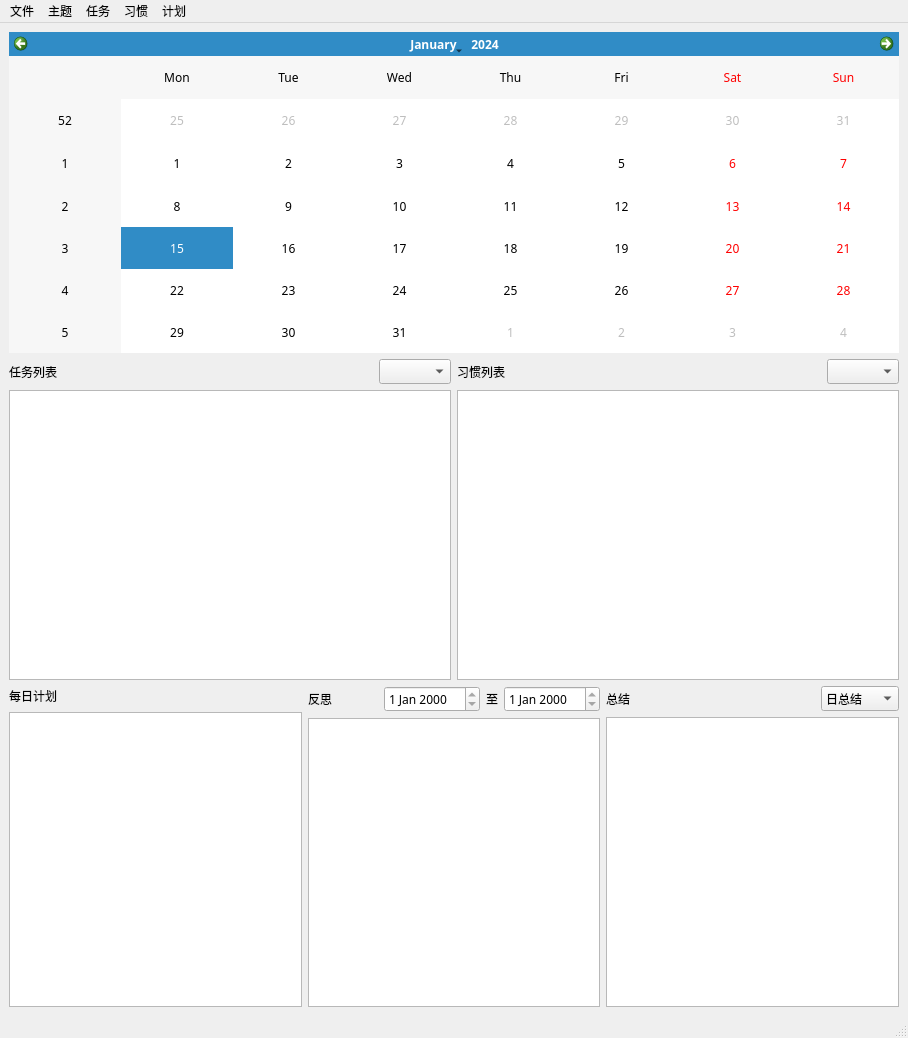
This is mainwindow.ui in ZhaoYouBo/plan-and-track as Qt 5 draws it before an edit. The edited form follows.
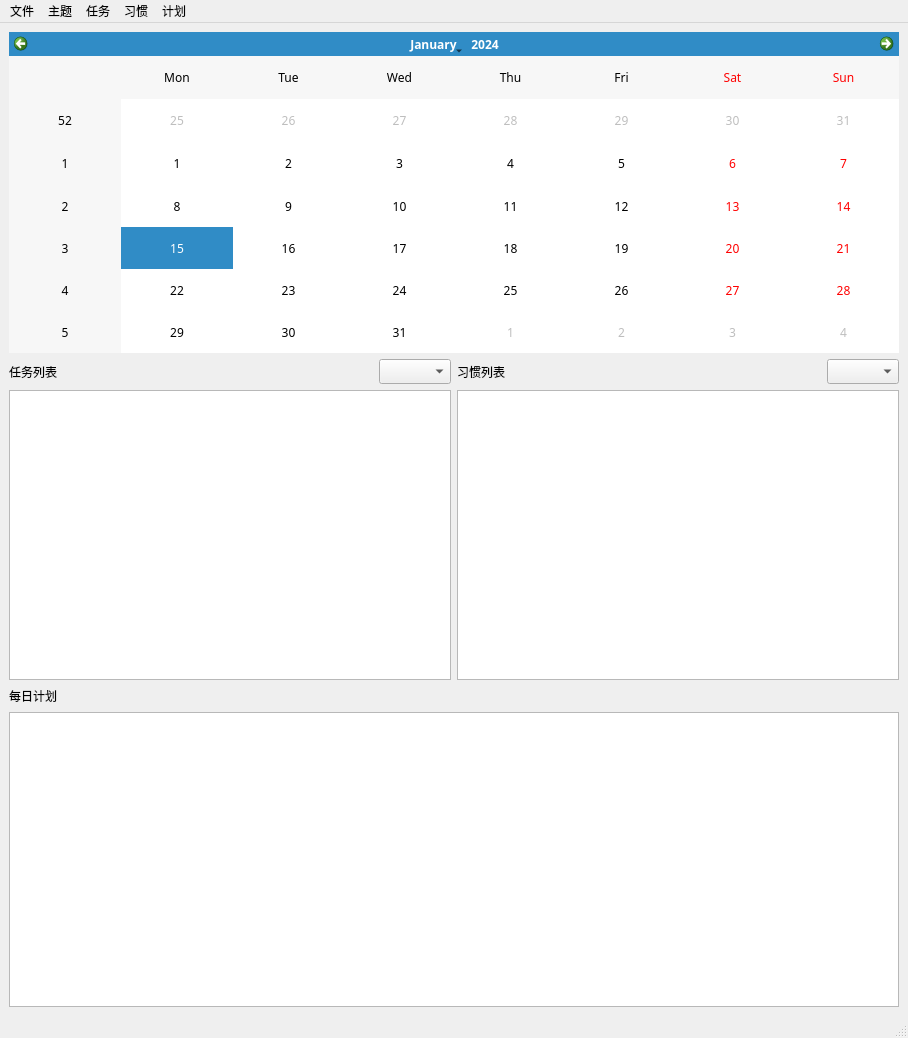
This is the edited form.

```diff
--- a/mainwindow.ui
+++ b/mainwindow.ui
@@ -20,179 +20,14 @@
   </property>
   <widget class="QWidget" name="centralwidget">
    <layout class="QGridLayout" name="gridLayout">
-    <item row="2" column="0">
-     <layout class="QVBoxLayout" name="verticalLayout_3">
+    <item row="0" column="0" colspan="2">
+     <layout class="QHBoxLayout" name="horizontalLayout">
       <item>
-       <layout class="QHBoxLayout" name="horizontalLayout_5">
-        <item>
-         <widget class="QLabel" name="label_2">
-          <property name="text">
-           <string>每日计划</string>
-          </property>
-         </widget>
-        </item>
-        <item>
-         <spacer name="horizontalSpacer_6">
-          <property name="orientation">
-           <enum>Qt::Orientation::Horizontal</enum>
-          </property>
-          <property name="sizeHint" stdset="0">
-           <size>
-            <width>40</width>
-            <height>20</height>
-           </size>
-          </property>
-         </spacer>
-        </item>
-       </layout>
-      </item>
-      <item>
-       <widget class="QTableView" name="tableView_plan"/>
-      </item>
-     </layout>
-    </item>
-    <item row="2" column="1">
-     <layout class="QVBoxLayout" name="verticalLayout_2">
-      <item>
-       <layout class="QHBoxLayout" name="horizontalLayout_6">
-        <item>
-         <widget class="QLabel" name="label_5">
-          <property name="text">
-           <string>反思</string>
-          </property>
-         </widget>
-        </item>
-        <item>
-         <spacer name="horizontalSpacer_7">
-          <property name="orientation">
-           <enum>Qt::Orientation::Horizontal</enum>
-          </property>
-          <property name="sizeHint" stdset="0">
-           <size>
-            <width>40</width>
-            <height>20</height>
-           </size>
-          </property>
-         </spacer>
-        </item>
-        <item>
-         <widget class="QDateEdit" name="dateEdit_period_start">
-          <property name="sizePolicy">
-           <sizepolicy hsizetype="Minimum" vsizetype="Minimum">
-            <horstretch>0</horstretch>
-            <verstretch>0</verstretch>
-           </sizepolicy>
-          </property>
-          <property name="minimumSize">
-           <size>
-            <width>0</width>
-            <height>0</height>
-           </size>
-          </property>
-          <property name="readOnly">
-           <bool>true</bool>
-          </property>
-         </widget>
-        </item>
-        <item>
-         <widget class="QLabel" name="label">
-          <property name="text">
-           <string>至</string>
-          </property>
-          <property name="alignment">
-           <set>Qt::AlignmentFlag::AlignCenter</set>
-          </property>
-         </widget>
-        </item>
-        <item>
-         <widget class="QDateEdit" name="dateEdit_period_end">
-          <property name="sizePolicy">
-           <sizepolicy hsizetype="Minimum" vsizetype="Minimum">
-            <horstretch>0</horstretch>
-            <verstretch>0</verstretch>
-           </sizepolicy>
-          </property>
-          <property name="minimumSize">
-           <size>
-            <width>0</width>
-            <height>0</height>
-           </size>
-          </property>
-          <property name="readOnly">
-           <bool>true</bool>
-          </property>
-         </widget>
-        </item>
-       </layout>
-      </item>
-      <item>
-       <widget class="QTextEdit" name="textEdit_reflection"/>
-      </item>
-     </layout>
-    </item>
-    <item row="2" column="2">
-     <layout class="QVBoxLayout" name="verticalLayout">
-      <item>
-       <layout class="QHBoxLayout" name="horizontalLayout_4">
-        <item>
-         <widget class="QLabel" name="label_4">
-          <property name="text">
-           <string>总结</string>
-          </property>
-         </widget>
-        </item>
-        <item>
-         <spacer name="horizontalSpacer_5">
-          <property name="orientation">
-           <enum>Qt::Orientation::Horizontal</enum>
-          </property>
-          <property name="sizeHint" stdset="0">
-           <size>
-            <width>40</width>
-            <height>20</height>
-           </size>
-          </property>
-         </spacer>
-        </item>
-        <item>
-         <widget class="QComboBox" name="comboBox_type">
-          <item>
-           <property name="text">
-            <string>日总结</string>
-           </property>
-          </item>
-          <item>
-           <property name="text">
-            <string>周总结</string>
-           </property>
-          </item>
-          <item>
-           <property name="text">
-            <string>月总结</string>
-           </property>
-          </item>
-          <item>
-           <property name="text">
-            <string>年中总结</string>
-           </property>
-          </item>
-          <item>
-           <property name="text">
-            <string>年终总结</string>
-           </property>
-          </item>
-         </widget>
-        </item>
-       </layout>
-      </item>
-      <item>
-       <widget class="QTextEdit" name="textEdit_summary"/>
-      </item>
-     </layout>
-    </item>
-    <item row="1" column="0" colspan="3">
-     <layout class="QHBoxLayout" name="horizontalLayout_7">
-      <item>
+       <widget class="QCalendarWidget" name="calendarWidget"/>
+      </item>
+     </layout>
+    </item>
+    <item row="1" column="0">
        <layout class="QVBoxLayout" name="verticalLayout_5">
         <item>
          <layout class="QHBoxLayout" name="horizontalLayout_3">
@@ -226,8 +61,8 @@
         </item>
        </layout>
       </item>
-      <item>
-       <layout class="QVBoxLayout" name="verticalLayout_4">
+    <item row="1" column="1">
+     <layout class="QVBoxLayout" name="verticalLayout">
         <item>
          <layout class="QHBoxLayout" name="horizontalLayout_2">
           <item>
@@ -260,12 +95,38 @@
         </item>
        </layout>
       </item>
-     </layout>
-    </item>
-    <item row="0" column="0" colspan="3">
-     <layout class="QHBoxLayout" name="horizontalLayout">
+    <item row="2" column="0" colspan="2">
+     <layout class="QHBoxLayout" name="horizontalLayout_4">
+      <item>
+       <layout class="QVBoxLayout" name="verticalLayout_3">
+        <item>
+         <layout class="QHBoxLayout" name="horizontalLayout_5">
+          <item>
+           <widget class="QLabel" name="label_2">
+            <property name="text">
+             <string>每日计划</string>
+            </property>
+           </widget>
+          </item>
+          <item>
+           <spacer name="horizontalSpacer_6">
+            <property name="orientation">
+             <enum>Qt::Orientation::Horizontal</enum>
+            </property>
+            <property name="sizeHint" stdset="0">
+             <size>
+              <width>40</width>
+              <height>20</height>
+             </size>
+            </property>
+           </spacer>
+          </item>
+         </layout>
+        </item>
       <item>
-       <widget class="QCalendarWidget" name="calendarWidget"/>
+         <widget class="QTableView" name="tableView_plan"/>
+        </item>
+       </layout>
       </item>
      </layout>
     </item>
```
Lines whose indentation alone changed are shown as unchanged.
